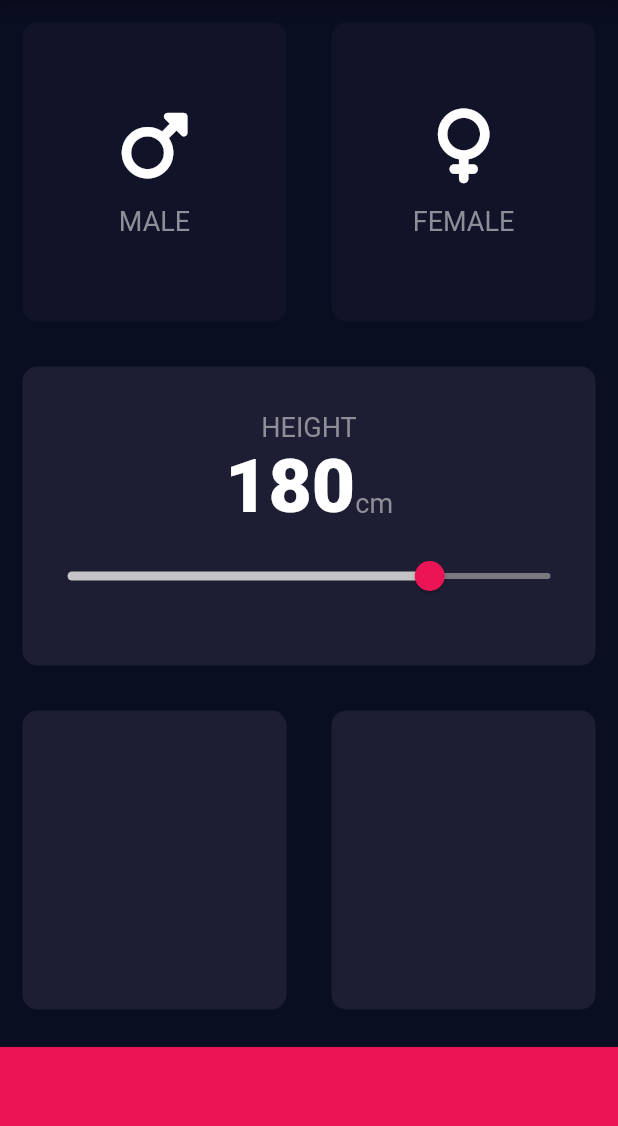
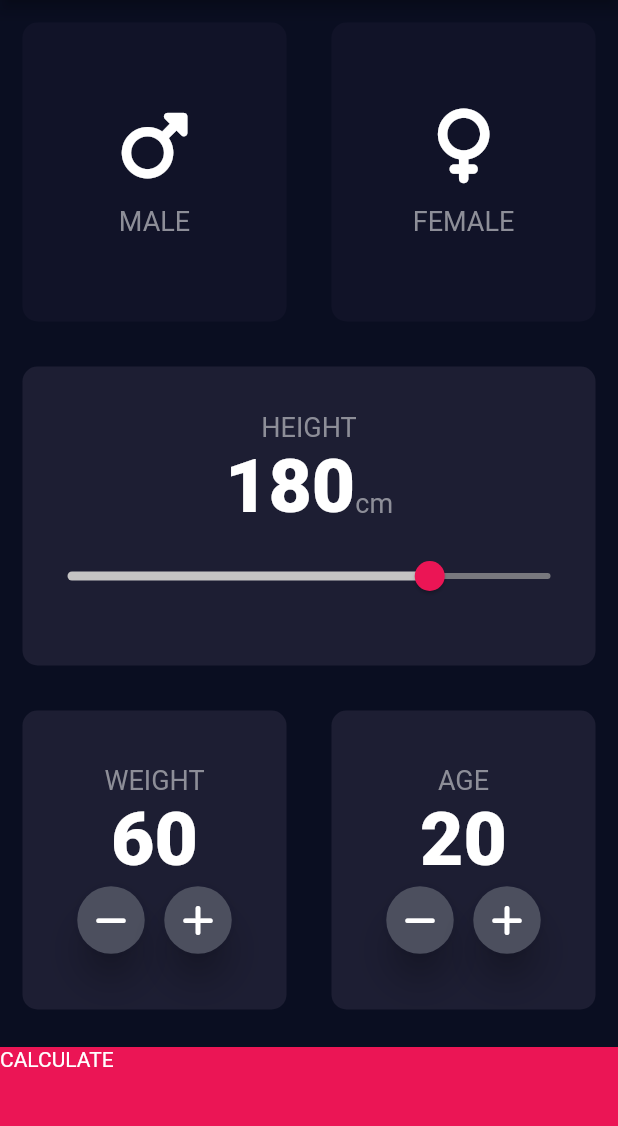
Before and after one commit to HeratUni-CS/bmi-calculator-Bashir-Danish, a Flutter app: the screen it shows after launch, on a phone screen of 412 x 824 dp, the part 84-1210 px from its top. Run offline on Flutter 3.47's test engine with Material 2 defaults, Android fonts, the phone set to English and light mode, and no system bars; our stand-ins replace font_awesome_flutter; missing offline and left inert: dart:ffi.

Commit message:
weight and age sections added

```diff
--- /dev/null
+++ b/lib/components/round_icon_button.dart
@@ -0,0 +1,22 @@
+import 'package:flutter/material.dart';
+
+class RoundIconButton extends StatelessWidget {
+  final IconData icon;
+  final VoidCallback? onPressed;
+  RoundIconButton({required this.icon, required this.onPressed});
+
+  @override
+  Widget build(BuildContext context) {
+    return RawMaterialButton(
+      elevation: 10.0,
+      child:Icon(icon),
+      onPressed: onPressed,
+      constraints: const BoxConstraints.tightFor(
+        width: 45.0,
+        height: 45.0,
+      ),
+      shape: const CircleBorder(),
+      fillColor: const Color(0xFF4C4F5E),
+    );
+  }
+}
--- a/lib/pages/input_page.dart
+++ b/lib/pages/input_page.dart
@@ -1,5 +1,8 @@
+import 'dart:ffi';
+
 import 'package:flutter/material.dart';
 import 'package:font_awesome_flutter/font_awesome_flutter.dart';
+import 'package:lib/components/round_icon_button.dart';
 import 'package:lib/constants.dart';
 
 import '../components/icon_content.dart';
@@ -20,6 +23,9 @@ class InputPage extends StatefulWidget {
 class _InputPageState extends State<InputPage> {
   Gender? selectedGender;
   int height = 180;
+  int weight = 60;
+  int age = 20;
+
   @override
   Widget build(BuildContext context) {
     return Scaffold(
@@ -72,7 +78,7 @@ class _InputPageState extends State<InputPage> {
               child: Column(
                 mainAxisAlignment: MainAxisAlignment.center,
                 children: [
-                  Text('HEIGHT', style: kLabelTextStyle),
+                  const Text('HEIGHT', style: kLabelTextStyle),
                   Row(
                     mainAxisAlignment: MainAxisAlignment.center,
                     crossAxisAlignment: CrossAxisAlignment.baseline,
@@ -82,24 +88,30 @@ class _InputPageState extends State<InputPage> {
                         height.toString(),
                         style: kNumberTextStyle,
                       ),
-                      Text(
+                      const Text(
                         'cm',
                         style: kLabelTextStyle,
                       )
                     ],
                   ),
                   SliderTheme(
-                    data:  SliderTheme.of(context).copyWith(
-                      inactiveTrackColor:const Color.fromARGB(255, 120, 120, 126),
-                      activeTrackColor: const Color.fromARGB(255, 197, 196, 196),
+                    data: SliderTheme.of(context).copyWith(
+                      inactiveTrackColor:
+                          const Color.fromARGB(255, 120, 120, 126),
+                      activeTrackColor:
+                          const Color.fromARGB(255, 197, 196, 196),
                       thumbColor: const Color(0xFFEB1555),
-                      overlayColor:const Color(0x29EB1555),
+                      overlayColor: const Color(0x29EB1555),
                       thumbShape:
                           const RoundSliderThumbShape(enabledThumbRadius: 10.0),
                       overlayShape:
                           const RoundSliderOverlayShape(overlayRadius: 30.0),
                     ),
-                    child: Slider(value: height.toDouble(),min: 120,max: 200, onChanged: (double newValue){
+                    child: Slider(
+                        value: height.toDouble(),
+                        min: 120,
+                        max: 200,
+                        onChanged: (double newValue) {
                           setState(() {
                             height = newValue.round();
                           });
@@ -112,16 +124,108 @@ class _InputPageState extends State<InputPage> {
           Expanded(
             child: Row(
               children: [
-                Expanded(child: ReusableCard()),
-                Expanded(child: ReusableCard()),
+                Expanded(
+                  child: ReusableCard(
+                    child: Column(
+                      mainAxisAlignment: MainAxisAlignment.center,
+                      children: [
+                        const Text(
+                          'WEIGHT',
+                          style: kLabelTextStyle,
+                        ),
+                        Text(
+                          weight.toString(),
+                          style: kNumberTextStyle,
+                        ),
+                        Row(
+                          mainAxisAlignment: MainAxisAlignment.center,
+                          children: <Widget>[
+                            RoundIconButton(
+                              icon: FontAwesomeIcons.minus,
+                              onPressed: () {
+                                setState(
+                                  () {
+                                    weight--;
+                                  },
+                                );
+                              },
+                            ),
+                            const SizedBox(
+                              width: 10.0,
+                            ),
+                            RoundIconButton(
+                              icon: FontAwesomeIcons.plus,
+                              onPressed: () {
+                                setState(
+                                  () {
+                                    weight++;
+                                  },
+                                );
+                              },
+                            ),
+                          ],
+                        ),
                       ],
                     ),
                   ),
-          Container(
+                ),
+                Expanded(child: ReusableCard(
+                    child: Column(
+                      mainAxisAlignment: MainAxisAlignment.center,
+                      children: [
+                        const Text(
+                          'AGE',
+                          style: kLabelTextStyle,
+                        ),
+                        Text(
+                          age.toString(),
+                          style: kNumberTextStyle,
+                        ),
+                        Row(
+                          mainAxisAlignment: MainAxisAlignment.center,
+                          children: [
+                            RoundIconButton(
+                              icon: FontAwesomeIcons.minus,
+                              onPressed: () {
+                                setState(
+                                  () {
+                                    age--;
+                                  },
+                                );
+                              },
+                            ),
+                            const SizedBox(
+                              width: 10.0,
+                            ),
+                            RoundIconButton(
+                              icon: FontAwesomeIcons.plus,
+                              onPressed: () {
+                                setState(
+                                  () {
+                                    age++;
+                                  },
+                                );
+                              },
+                            ),
+                          ],
+                        ),
+                      ],
+                    ),
+                  ),),
+              ],
+            ),
+          ),
+          GestureDetector(
+            onTap: (){
+
+            },
+            child: Container(
               color: kBottomContainerColor,
-            margin:const EdgeInsets.only(top: 10),
+              margin: const EdgeInsets.only(top: 10),
               width: double.infinity,
               height: kBottomContainerHeight,
+              child:const Text('CALCULATE'),
+            ),
           )
         ],
       ),
--- /dev/null
+++ b/lib/pages/result_page.dart
@@ -0,0 +1,15 @@
+import 'package:flutter/material.dart';
+
+class ResultPage extends StatelessWidget {
+  const ResultPage({super.key});
+
+  @override
+  Widget build(BuildContext context) {
+    return Scaffold(
+      appBar: AppBar(
+        title:const Text('Result Page'),
+      ),
+      body: Text('Result page'),
+    );
+  }
+}
```
Lines whose indentation alone changed are shown as unchanged.
